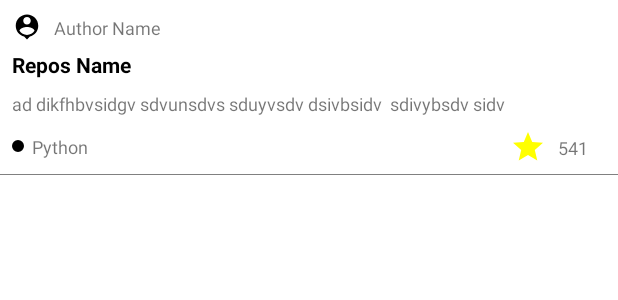
After one commit to AJITHJOY/TrendingRepositories, an Android app: the layout repositories_single_item.xml on its own in the app's theme, with its tools: preview values and no code run, on a phone screen of 412 x 824 dp. The commit adds this screen. Shown: the top 300 px of the screen. Run offline under Robolectric (Android 15) with nearby library versions, the phone set to English and light mode, and no system bars.

Commit message:
Completed RecyclerView design and data populating

```diff
--- a/app/src/main/AndroidManifest.xml
+++ b/app/src/main/AndroidManifest.xml
@@ -12,7 +12,7 @@
         android:supportsRtl="true"
         android:networkSecurityConfig="@xml/network_security_config"
         android:theme="@style/Theme.TrendingRepositories">
-        <activity android:name=".MainActivity">
+        <activity android:name=".ui.MainActivity">
             <intent-filter>
                 <action android:name="android.intent.action.MAIN" />
 
--- a/app/src/main/java/com/aj/trendingrepositories/db/RepoDao.java
+++ b/app/src/main/java/com/aj/trendingrepositories/db/RepoDao.java
@@ -2,18 +2,18 @@ package com.aj.trendingrepositories.db;
 
 import androidx.lifecycle.LiveData;
 import androidx.room.Dao;
-import androidx.room.Delete;
 import androidx.room.Insert;
+import androidx.room.OnConflictStrategy;
 import androidx.room.Query;
 
-import com.aj.trendingrepositories.models.dbmodels.RepositoriesTable;
+import com.aj.trendingrepositories.db.tables.RepositoriesTable;
 
 import java.util.List;
 
 @Dao
 public interface RepoDao {
 
-    @Insert
+    @Insert(onConflict = OnConflictStrategy.REPLACE)
     void insertRepositoriesData(List<RepositoriesTable> repositoriesTableList);
 
     @Query("Delete from repositories")
--- a/app/src/main/java/com/aj/trendingrepositories/repository/RepoRepository.java
+++ b/app/src/main/java/com/aj/trendingrepositories/repository/RepoRepository.java
@@ -2,18 +2,14 @@ package com.aj.trendingrepositories.repository;
 
 import android.app.Application;
 import android.os.AsyncTask;
-import android.text.BoringLayout;
 
 import androidx.lifecycle.LiveData;
 
-import com.aj.trendingrepositories.R;
 import com.aj.trendingrepositories.db.RepoDao;
 import com.aj.trendingrepositories.db.RepoDb;
-import com.aj.trendingrepositories.models.dbmodels.RepositoriesTable;
+import com.aj.trendingrepositories.db.tables.RepositoriesTable;
 import com.aj.trendingrepositories.models.webmodels.Repositories;
 
-import java.security.PublicKey;
-import java.sql.Array;
 import java.util.ArrayList;
 import java.util.List;
 
--- a/app/src/main/java/com/aj/trendingrepositories/viewmodels/RepositoriesViewModel.java
+++ b/app/src/main/java/com/aj/trendingrepositories/viewmodels/RepositoriesViewModel.java
@@ -6,9 +6,8 @@ import androidx.annotation.NonNull;
 import androidx.lifecycle.AndroidViewModel;
 import androidx.lifecycle.LiveData;
 import androidx.lifecycle.MutableLiveData;
-import androidx.lifecycle.ViewModel;
 
-import com.aj.trendingrepositories.models.dbmodels.RepositoriesTable;
+import com.aj.trendingrepositories.db.tables.RepositoriesTable;
 import com.aj.trendingrepositories.models.webmodels.Repositories;
 import com.aj.trendingrepositories.repository.RepoRepository;
 import com.aj.trendingrepositories.webservice.ApiInterface;
@@ -24,7 +23,7 @@ public class RepositoriesViewModel extends AndroidViewModel {
 
     private MutableLiveData<List<Repositories>> repositoriesList;
     private RepoRepository repoRepository;
-    private LiveData<List<RepositoriesTable>> getAllRepos;
+    public LiveData<List<RepositoriesTable>> getAllRepos;
 
     public RepositoriesViewModel(@NonNull Application application) {
         super(application);
--- /dev/null
+++ b/app/src/main/res/drawable/circle_shape.xml
@@ -0,0 +1,7 @@
+<?xml version="1.0" encoding="utf-8"?>
+<shape xmlns:android="http://schemas.android.com/apk/res/android"
+    android:shape="oval">
+    <stroke
+        android:width="1dp"
+        android:color="#fff"/>
+</shape>
--- /dev/null
+++ b/app/src/main/res/drawable/ic_baseline_person_pin_24.xml
@@ -0,0 +1,9 @@
+<vector xmlns:android="http://schemas.android.com/apk/res/android"
+    android:width="24dp"
+    android:height="24dp"
+    android:viewportWidth="24"
+    android:viewportHeight="24">
+    <path
+        android:fillColor="#000"
+        android:pathData="M12,2c-4.97,0 -9,4.03 -9,9 0,4.17 2.84,7.67 6.69,8.69L12,22l2.31,-2.31C18.16,18.67 21,15.17 21,11c0,-4.97 -4.03,-9 -9,-9zM12,4c1.66,0 3,1.34 3,3s-1.34,3 -3,3 -3,-1.34 -3,-3 1.34,-3 3,-3zM12,18.3c-2.5,0 -4.71,-1.28 -6,-3.22 0.03,-1.99 4,-3.08 6,-3.08 1.99,0 5.97,1.09 6,3.08 -1.29,1.94 -3.5,3.22 -6,3.22z" />
+</vector>
--- a/app/src/main/res/drawable/ic_baseline_search_24.xml
+++ b/app/src/main/res/drawable/ic_baseline_search_24.xml
@@ -1,5 +1,5 @@
-<vector android:height="24dp" android:tint="#FFFFFF"
+<vector android:height="24dp" android:tint="#000"
     android:viewportHeight="24" android:viewportWidth="24"
     android:width="24dp" xmlns:android="http://schemas.android.com/apk/res/android">
-    <path android:fillColor="@android:color/white" android:pathData="M15.5,14h-0.79l-0.28,-0.27C15.41,12.59 16,11.11 16,9.5 16,5.91 13.09,3 9.5,3S3,5.91 3,9.5 5.91,16 9.5,16c1.61,0 3.09,-0.59 4.23,-1.57l0.27,0.28v0.79l5,4.99L20.49,19l-4.99,-5zM9.5,14C7.01,14 5,11.99 5,9.5S7.01,5 9.5,5 14,7.01 14,9.5 11.99,14 9.5,14z"/>
+    <path android:fillColor="@android:color/black" android:pathData="M15.5,14h-0.79l-0.28,-0.27C15.41,12.59 16,11.11 16,9.5 16,5.91 13.09,3 9.5,3S3,5.91 3,9.5 5.91,16 9.5,16c1.61,0 3.09,-0.59 4.23,-1.57l0.27,0.28v0.79l5,4.99L20.49,19l-4.99,-5zM9.5,14C7.01,14 5,11.99 5,9.5S7.01,5 9.5,5 14,7.01 14,9.5 11.99,14 9.5,14z"/>
 </vector>
--- /dev/null
+++ b/app/src/main/res/drawable/ic_baseline_star_24.xml
@@ -0,0 +1,5 @@
+<vector android:height="24dp" android:tint="#FFFF00"
+    android:viewportHeight="24" android:viewportWidth="24"
+    android:width="24dp" xmlns:android="http://schemas.android.com/apk/res/android">
+    <path android:fillColor="@android:color/white" android:pathData="M12,17.27L18.18,21l-1.64,-7.03L22,9.24l-7.19,-0.61L12,2 9.19,8.63 2,9.24l5.46,4.73L5.82,21z"/>
+</vector>
--- /dev/null
+++ b/app/src/main/res/layout/repositories_single_item.xml
@@ -0,0 +1,104 @@
+<?xml version="1.0" encoding="utf-8"?>
+<androidx.constraintlayout.widget.ConstraintLayout xmlns:android="http://schemas.android.com/apk/res/android"
+    xmlns:app="http://schemas.android.com/apk/res-auto"
+    xmlns:tools="http://schemas.android.com/tools"
+    android:layout_width="match_parent"
+    android:layout_height="wrap_content">
+
+    <ImageView
+        android:id="@+id/iv_avatar"
+        android:layout_width="20dp"
+        android:layout_height="20dp"
+        android:layout_marginStart="8dp"
+        android:layout_marginTop="8dp"
+        app:layout_constraintStart_toStartOf="parent"
+        app:layout_constraintTop_toTopOf="parent"
+        tools:srcCompat="@drawable/ic_baseline_person_pin_24" />
+
+    <TextView
+        android:id="@+id/tv_authorName"
+        android:layout_width="wrap_content"
+        android:layout_height="wrap_content"
+        android:layout_marginStart="8dp"
+        android:text="Author Name"
+        android:textSize="12sp"
+        app:layout_constraintBottom_toBottomOf="@+id/iv_avatar"
+        app:layout_constraintStart_toEndOf="@+id/iv_avatar"
+        app:layout_constraintTop_toTopOf="@+id/iv_avatar" />
+
+    <TextView
+        android:id="@+id/tv_repoName"
+        android:layout_width="wrap_content"
+        android:layout_height="wrap_content"
+        android:layout_marginTop="5dp"
+        android:text="Repos Name"
+        android:textColor="@color/black"
+        android:textSize="14sp"
+        android:textStyle="bold"
+        app:layout_constraintStart_toStartOf="@+id/iv_avatar"
+        app:layout_constraintTop_toBottomOf="@+id/iv_avatar" />
+
+    <TextView
+        android:id="@+id/tv_description"
+        android:layout_width="wrap_content"
+        android:layout_height="wrap_content"
+        android:layout_marginTop="8dp"
+        android:text="ad dikfhbvsidgv sdvunsdvs sduyvsdv dsivbsidv  sdivybsdv sidv"
+        android:textSize="12sp"
+        app:layout_constraintStart_toStartOf="@+id/tv_repoName"
+        app:layout_constraintTop_toBottomOf="@+id/tv_repoName" />
+
+    <LinearLayout
+        android:id="@+id/ll_languageColor"
+        android:layout_width="8dp"
+        android:layout_height="8dp"
+        android:layout_marginTop="16dp"
+        android:background="@drawable/circle_shape"
+        android:backgroundTint="@color/black"
+        android:orientation="horizontal"
+        app:layout_constraintStart_toStartOf="@+id/tv_description"
+        app:layout_constraintTop_toBottomOf="@+id/tv_description" />
+
+    <TextView
+        android:id="@+id/tv_language"
+        android:layout_width="wrap_content"
+        android:layout_height="wrap_content"
+        android:layout_marginStart="5dp"
+        android:text="Python"
+        android:textSize="12sp"
+        app:layout_constraintBottom_toBottomOf="@+id/ll_languageColor"
+        app:layout_constraintStart_toEndOf="@+id/ll_languageColor"
+        app:layout_constraintTop_toTopOf="@+id/ll_languageColor" />
+
+    <TextView
+        android:id="@+id/tv_stars"
+        android:layout_width="wrap_content"
+        android:layout_height="wrap_content"
+        android:layout_marginEnd="20dp"
+        android:text="541"
+        android:textSize="12sp"
+        app:layout_constraintBottom_toBottomOf="@+id/imageView2"
+        app:layout_constraintEnd_toEndOf="parent"
+        app:layout_constraintTop_toTopOf="@+id/imageView2" />
+
+    <ImageView
+        android:id="@+id/imageView2"
+        android:layout_width="wrap_content"
+        android:layout_height="wrap_content"
+        android:layout_marginEnd="8dp"
+        app:layout_constraintBottom_toBottomOf="@+id/tv_language"
+        app:layout_constraintEnd_toStartOf="@+id/tv_stars"
+        app:layout_constraintTop_toTopOf="@+id/tv_language"
+        app:srcCompat="@drawable/ic_baseline_star_24" />
+
+    <LinearLayout
+        android:layout_width="0dp"
+        android:layout_height="0.3dp"
+        android:layout_marginTop="10dp"
+        android:orientation="horizontal"
+        app:layout_constraintEnd_toEndOf="parent"
+        app:layout_constraintHorizontal_bias="0.5"
+        app:layout_constraintStart_toStartOf="parent"
+        android:background="@color/grey"
+        app:layout_constraintTop_toBottomOf="@+id/tv_language"/>
+</androidx.constraintlayout.widget.ConstraintLayout>
--- a/app/src/main/res/menu/my_menu.xml
+++ b/app/src/main/res/menu/my_menu.xml
@@ -4,9 +4,10 @@
 
     <item android:id="@+id/search_icon"
         android:title="Search"
+        android:iconTint="@color/black"
         android:icon="@drawable/ic_baseline_search_24"
         app:actionViewClass="android.widget.SearchView"
-        app:showAsAction="ifRoom|collapseActionView">
+        app:showAsAction="ifRoom|collapseActionView|withText">
     </item>
 
 </menu>
--- a/app/src/main/res/values/colors.xml
+++ b/app/src/main/res/values/colors.xml
@@ -7,4 +7,5 @@
     <color name="teal_700">#FF018786</color>
     <color name="black">#FF000000</color>
     <color name="white">#FFFFFFFF</color>
+    <color name="grey">#808080</color>
 </resources>
```
Also changed, not shown: app/build.gradle (+7 -0 lines), app/src/main/java/com/aj/trendingrepositories/MainActivity.java (deleted, +0 -86 lines), app/src/main/java/com/aj/trendingrepositories/db/RepoDb.java (+2 -5 lines), app/src/main/java/com/aj/trendingrepositories/db/tables/RepositoriesTable.java (renamed from app/src/main/java/com/aj/trendingrepositories/models/dbmodels/RepositoriesTable.java, +91 -5 lines), app/src/main/java/com/aj/trendingrepositories/ui/MainActivity.java (added, +137 -0 lines), app/src/main/java/com/aj/trendingrepositories/ui/adapters/RepositoriesRecyclerAdapter.java (added, +88 -0 lines), app/src/main/res/layout/activity_main.xml (+26 -2 lines).
